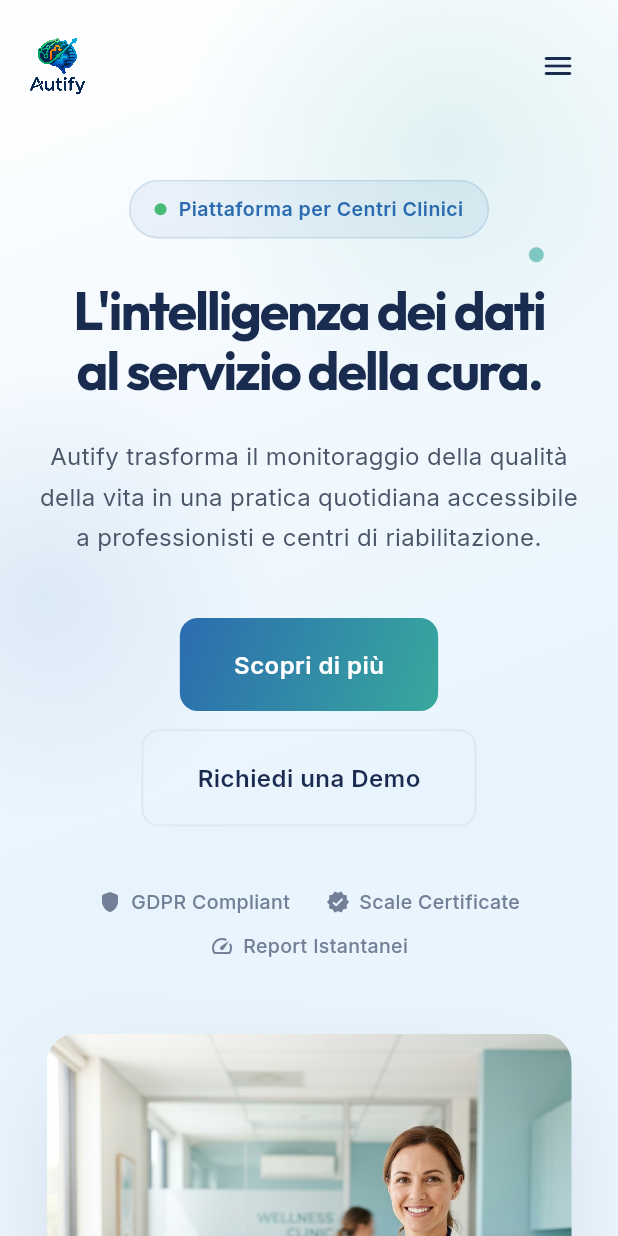
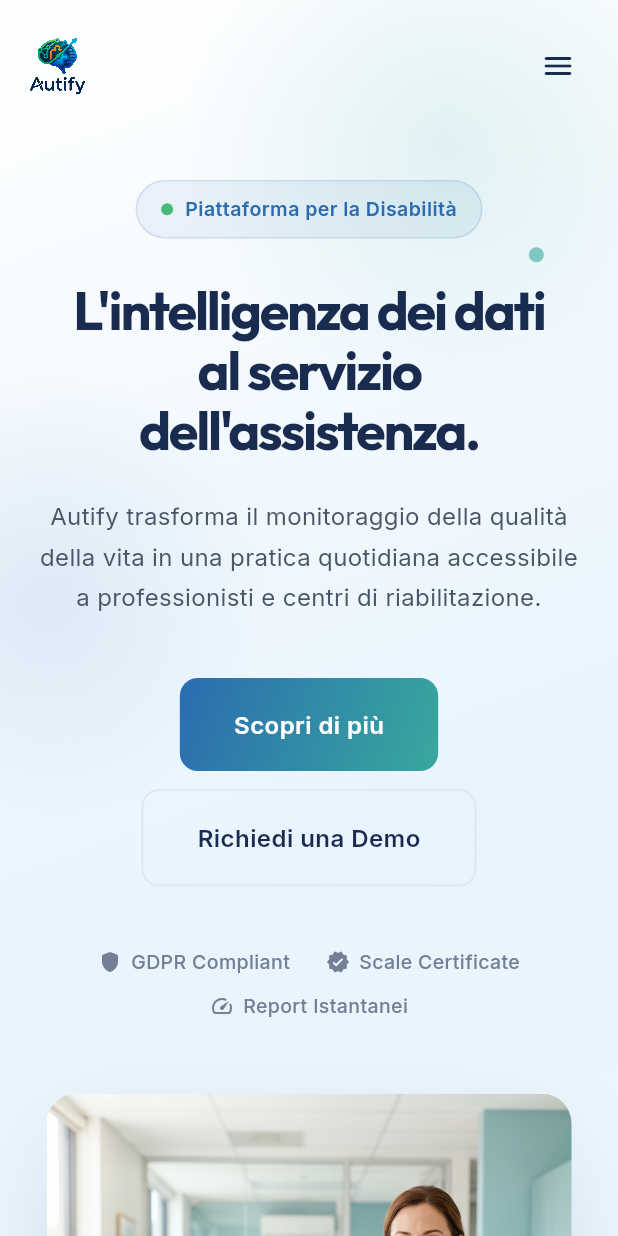
Before and after one commit to RazorCopter/Autify-web, a Flutter app: the screen it shows after launch, on a phone screen of 412 x 824 dp. Run offline on Flutter 3.47's test engine with Material 3 defaults, Android fonts, the phone set to English and light mode, and no system bars; drawn by our look-alikes of flutter_animate; our stand-ins replace google_fonts, visibility_detector.

Commit message:
fix: aggiornato copywriting per target centri disabilità (rimossi termini clinici/medici)

```diff
--- a/lib/sections/features_section.dart
+++ b/lib/sections/features_section.dart
@@ -35,7 +35,7 @@ class FeaturesSection extends StatelessWidget {
       icon: Icons.speed_rounded,
       title: 'Efficienza Operativa',
       description:
-          'Automazione dei flussi documentali per dedicare più tempo alla cura.',
+          'Automazione dei flussi documentali per dedicare più tempo agli utenti.',
       color: AppColors.accentGreen,
     ),
   ];
--- a/lib/sections/hero_section.dart
+++ b/lib/sections/hero_section.dart
@@ -106,7 +106,7 @@ class HeroSection extends StatelessWidget {
               ),
               const SizedBox(width: 8),
               Text(
-                'Piattaforma per Centri Clinici',
+                'Piattaforma per la Disabilità',
                 style: GoogleFonts.inter(
                   fontSize: 13,
                   fontWeight: FontWeight.w600,
@@ -123,7 +123,7 @@ class HeroSection extends StatelessWidget {
         const SizedBox(height: 28),
         // Main headline
         Text(
-          "L'intelligenza dei dati\nal servizio della cura.",
+          "L'intelligenza dei dati\nal servizio dell'assistenza.",
           textAlign: isMobile ? TextAlign.center : TextAlign.left,
           style: GoogleFonts.outfit(
             fontSize: isMobile ? 36 : 54,
```
